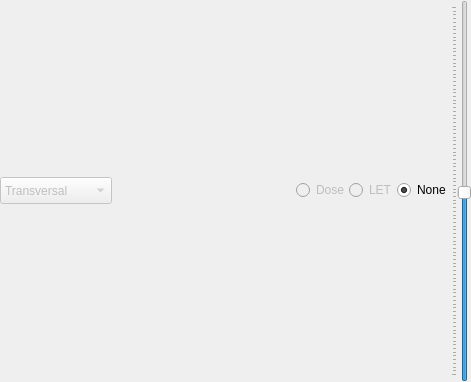
First picture: the form in pytripgui/view/viewcanvas.ui, repository pytrip/pytripgui, before the edit.
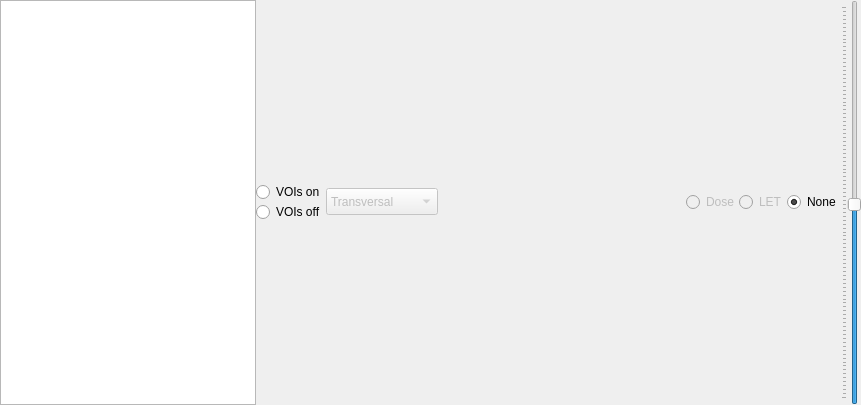
Second picture: the form after the edit.

Commit message: adds vois list

Diff of the .ui file:
```diff
--- a/pytripgui/view/viewcanvas.ui
+++ b/pytripgui/view/viewcanvas.ui
@@ -6,8 +6,8 @@
    <rect>
     <x>0</x>
     <y>0</y>
-    <width>471</width>
-    <height>382</height>
+    <width>861</width>
+    <height>405</height>
    </rect>
   </property>
   <property name="sizePolicy">
@@ -35,13 +35,34 @@
    <property name="spacing">
     <number>0</number>
    </property>
-   <item row="0" column="0">
+   <item row="0" column="2">
     <layout class="QVBoxLayout" name="verticalLayout">
      <item>
       <layout class="QHBoxLayout" name="horizontalLayout_2">
        <property name="sizeConstraint">
         <enum>QLayout::SetMinimumSize</enum>
        </property>
+       <item>
+        <layout class="QVBoxLayout" name="verticalLayout_2">
+         <item>
+          <widget class="QRadioButton" name="radioButton">
+           <property name="text">
+            <string>VOIs on</string>
+           </property>
+          </widget>
+         </item>
+         <item>
+          <widget class="QRadioButton" name="radioButton_2">
+           <property name="text">
+            <string>VOIs off</string>
+           </property>
+           <property name="checked">
+            <bool>true</bool>
+           </property>
+          </widget>
+         </item>
+        </layout>
+       </item>
        <item>
         <widget class="QComboBox" name="perspective_comboBox">
          <property name="enabled">
@@ -136,7 +157,7 @@
      </item>
     </layout>
    </item>
-   <item row="0" column="1">
+   <item row="0" column="3">
     <widget class="QSlider" name="position_slider">
      <property name="sliderPosition">
       <number>49</number>
@@ -149,6 +170,28 @@
      </property>
     </widget>
    </item>
+   <item row="0" column="1">
+    <widget class="QListWidget" name="voi_listWidget">
+     <property name="enabled">
+      <bool>true</bool>
+     </property>
+     <property name="sizePolicy">
+      <sizepolicy hsizetype="Minimum" vsizetype="Minimum">
+       <horstretch>0</horstretch>
+       <verstretch>0</verstretch>
+      </sizepolicy>
+     </property>
+     <property name="minimumSize">
+      <size>
+       <width>0</width>
+       <height>0</height>
+      </size>
+     </property>
+     <property name="showDropIndicator" stdset="0">
+      <bool>true</bool>
+     </property>
+    </widget>
+   </item>
   </layout>
  </widget>
  <resources/>
```
Left out of the diff: 35 changed lines with no effect on the pictures. The commit also changes 4 other files.
